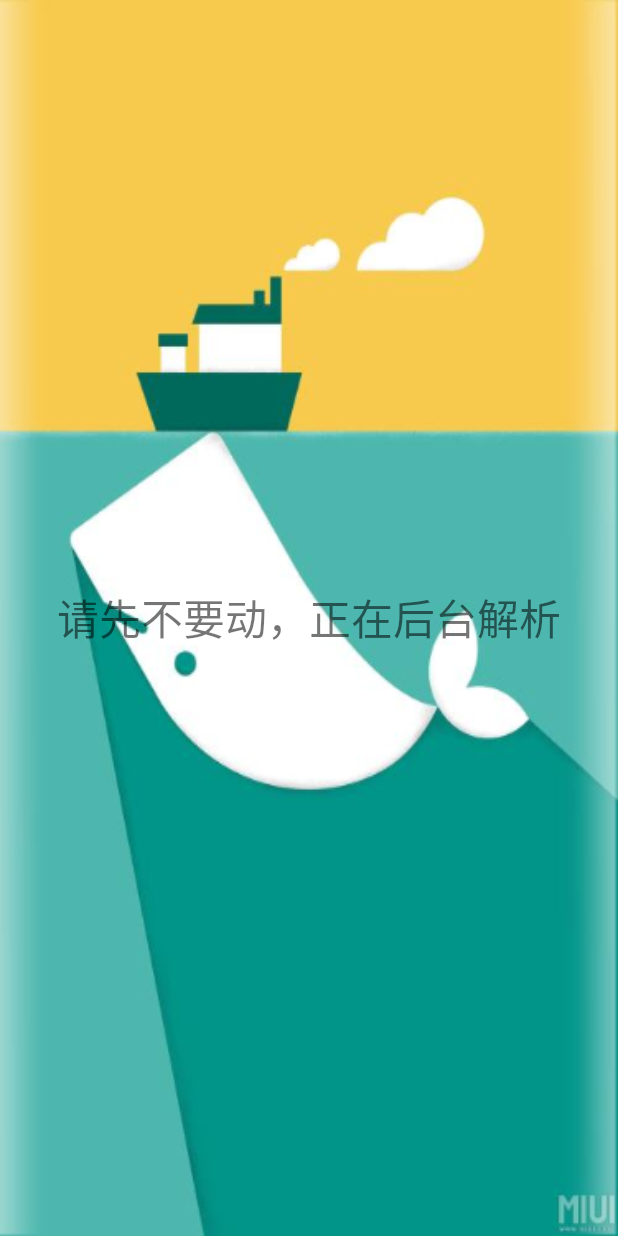
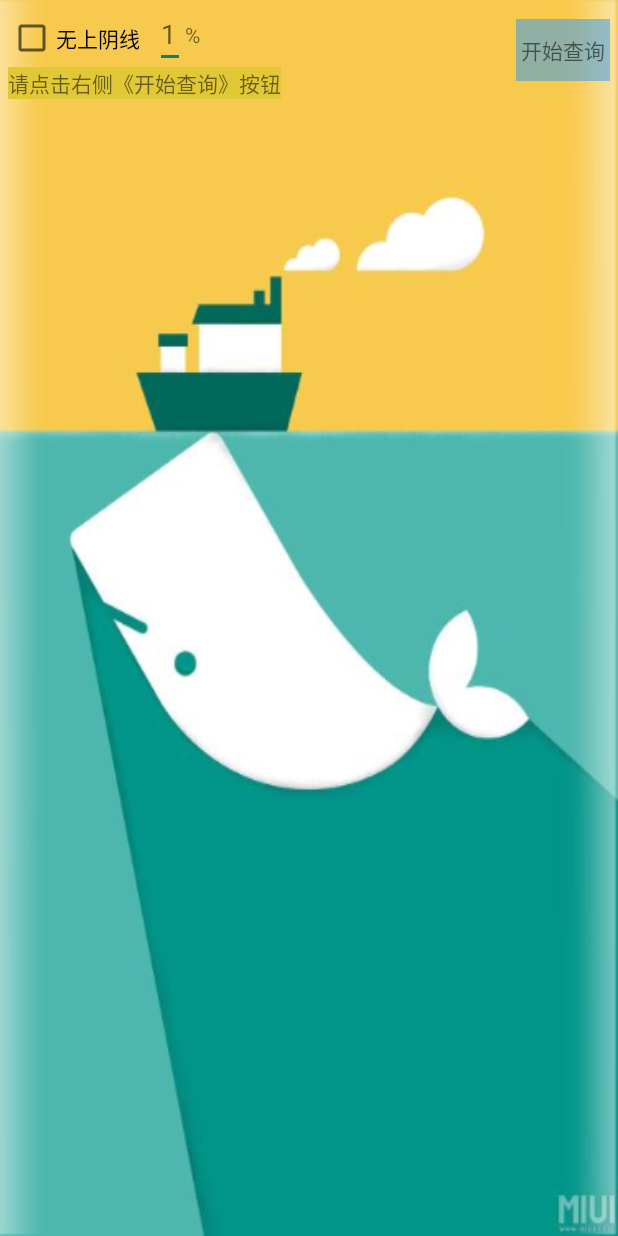
Before and after one commit to thb-android/thb-stock-android, an Android app: the layout fragment_home_map.xml on its own in the app's theme, with its tools: preview values and no code run, on a phone screen of 412 x 824 dp. Run offline under Robolectric (Android 15) with nearby library versions, the phone set to English and light mode, and no system bars.

Commit message:
修改逻辑

```diff
--- a/app/src/main/java/com/thb/automatic/home/fragment/map/view/ViewAdapter.java
+++ b/app/src/main/java/com/thb/automatic/home/fragment/map/view/ViewAdapter.java
@@ -11,6 +11,7 @@ import com.alibaba.android.arouter.launcher.ARouter;
 import com.thb.automatic.R;
 import com.thb.automatic.home.fragment.map.entity.StockInfo;
 
+import java.text.DecimalFormat;
 import java.util.List;
 
 import static com.thb.automatic.app.service.Constant.key_stock_name;
@@ -21,6 +22,7 @@ public class ViewAdapter extends RecyclerView.Adapter<ViewAdapter.CustomHolder>
 
     private Context mContext;
     private List<StockInfo> mData;
+    private DecimalFormat df = new DecimalFormat("0.00");
 
     public ViewAdapter(Context context, List<StockInfo> data) {
         this.mContext = context;
@@ -38,6 +40,7 @@ public class ViewAdapter extends RecyclerView.Adapter<ViewAdapter.CustomHolder>
     public void onBindViewHolder(@NonNull CustomHolder holder, int i) {
         final StockInfo item = mData.get(i);
         holder.text.setText(String.format("%s   %s", item.name, item.symbol));
+        holder.price.setText(String.format("%s   %s%s", df.format(item.trade), df.format(item.changepercent), "%"));
         holder.itemView.setOnClickListener(v -> {
             ARouter.getInstance()
                     .build(K_LINE_ACTIVITY)
@@ -54,10 +57,12 @@ public class ViewAdapter extends RecyclerView.Adapter<ViewAdapter.CustomHolder>
     class CustomHolder extends RecyclerView.ViewHolder {
 
         private TextView text;
+        private TextView price;
 
         CustomHolder(View itemView) {
             super(itemView);
             text = itemView.findViewById(R.id.map_item_txt);
+            price = itemView.findViewById(R.id.stock_price_percent);
         }
 
     }
--- a/app/src/main/res/layout/fragment_home_map.xml
+++ b/app/src/main/res/layout/fragment_home_map.xml
@@ -1,20 +1,71 @@
 <?xml version="1.0" encoding="utf-8"?>
-<FrameLayout xmlns:android="http://schemas.android.com/apk/res/android"
+<android.support.constraint.ConstraintLayout xmlns:android="http://schemas.android.com/apk/res/android"
+    xmlns:app="http://schemas.android.com/apk/res-auto"
+    xmlns:tools="http://schemas.android.com/tools"
     android:layout_width="match_parent"
     android:layout_height="match_parent">
 
-    <TextView
-        android:id="@+id/map_help"
+    <CheckBox
+        android:id="@+id/check_no_top_line"
         android:layout_width="wrap_content"
         android:layout_height="wrap_content"
-        android:layout_gravity="center"
+        android:layout_marginStart="5dp"
+        android:layout_marginTop="5dp"
+        android:text="@string/home_map_no_top_line"
+        app:layout_constraintBottom_toBottomOf="@+id/percent_edit"
+        app:layout_constraintStart_toStartOf="parent"
+        app:layout_constraintTop_toTopOf="@+id/percent_edit" />
+
+    <EditText
+        android:id="@+id/percent_edit"
+        android:layout_width="20dp"
+        android:layout_height="wrap_content"
+        android:layout_marginStart="10dp"
+        android:hint="@string/home_map_percent_hint"
+        android:inputType="number"
+        app:layout_constraintStart_toEndOf="@+id/check_no_top_line"
+        app:layout_constraintTop_toTopOf="parent"
+        tools:ignore="Autofill" />
+
+    <TextView
+        android:layout_width="wrap_content"
+        android:layout_height="wrap_content"
+        android:text="@string/home_map_percent_t"
+        app:layout_constraintBottom_toBottomOf="@+id/percent_edit"
+        app:layout_constraintStart_toEndOf="@+id/percent_edit"
+        app:layout_constraintTop_toTopOf="@+id/percent_edit" />
+
+    <TextView
+        android:id="@+id/map_result"
+        android:layout_width="wrap_content"
+        android:layout_height="wrap_content"
+        android:layout_marginStart="5dp"
+        android:layout_marginTop="3dp"
+        android:background="@color/info_window_offline"
         android:text="@string/map_help_txt"
-        android:textSize="28sp" />
+        app:layout_constraintStart_toStartOf="parent"
+        app:layout_constraintTop_toBottomOf="@+id/check_no_top_line" />
+
+    <TextView
+        android:id="@+id/map_query_btn"
+        android:layout_width="wrap_content"
+        android:layout_height="wrap_content"
+        android:layout_marginEnd="5dp"
+        android:background="@color/light_bLue_50"
+        android:paddingStart="3dp"
+        android:paddingTop="10dp"
+        android:paddingEnd="3dp"
+        android:paddingBottom="10dp"
+        android:text="@string/home_map_begin_query"
+        app:layout_constraintBottom_toBottomOf="@+id/map_result"
+        app:layout_constraintEnd_toEndOf="parent"
+        app:layout_constraintTop_toTopOf="@+id/percent_edit" />
 
     <android.support.v7.widget.RecyclerView
         android:id="@+id/map_recycler"
         android:layout_width="match_parent"
         android:layout_height="wrap_content"
+        android:layout_marginTop="5dp"
         android:background="@color/white"
-        android:visibility="gone" />
-</FrameLayout>
+        app:layout_constraintTop_toBottomOf="@+id/map_result" />
+</android.support.constraint.ConstraintLayout>
--- a/app/src/main/res/values/strings.xml
+++ b/app/src/main/res/values/strings.xml
@@ -8,11 +8,17 @@
     <string name="home_tab_msg">消息</string>
     <string name="home_tab_mine">我的</string>
 
+    <!-- 首页 -->
+    <string name="home_map_no_top_line">无上阴线</string>
+    <string name="home_map_percent_hint">1</string>
+    <string name="home_map_percent_t">%</string>
+    <string name="home_map_begin_query">开始查询</string>
+
     <string name="set_about_us">关于我们</string>
 
     <string name="mine_init">点击初始化，获取所有股票代码</string>
     <string name="k_line_title">日K线图</string>
 
-    <string name="map_help_txt">请先不要动，正在后台解析</string>
+    <string name="map_help_txt">请点击右侧《开始查询》按钮</string>
 
 </resources>
```
Also changed, not shown: app/src/main/java/com/thb/automatic/home/fragment/map/entity/StockInfo.java (+16 -10 lines), app/src/main/java/com/thb/automatic/home/fragment/map/presenter/MapPresenter.java (+115 -69 lines), app/src/main/java/com/thb/automatic/home/fragment/map/view/MapFragment.java (+22 -3 lines), app/src/main/res/layout/map_item_layout.xml (+10 -0 lines).
